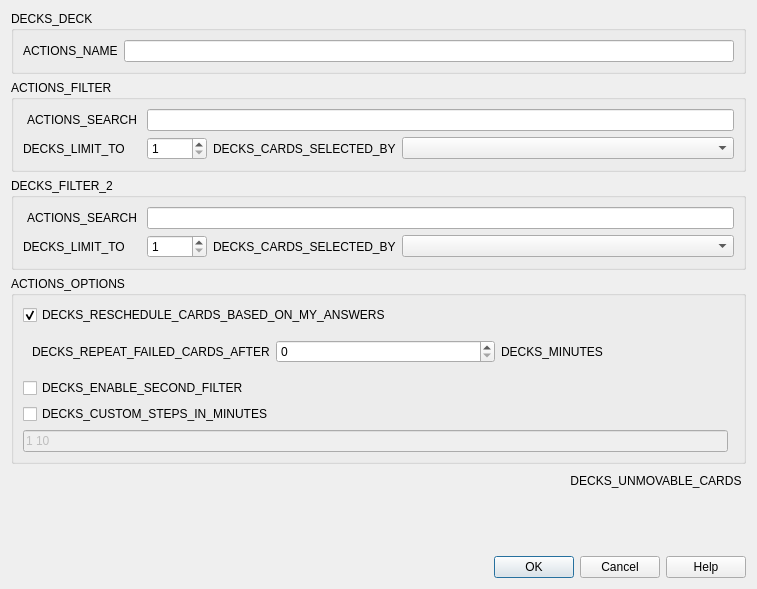
Old version of the form qt/aqt/forms/filtered_deck.ui in the repository ankitects/anki.
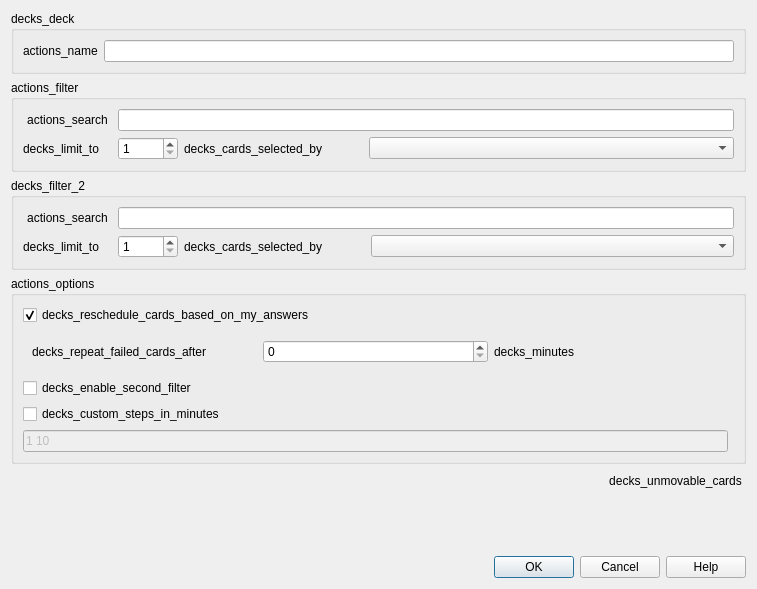
New version of the form.

Patch:
```diff
--- a/qt/aqt/forms/filtered_deck.ui
+++ b/qt/aqt/forms/filtered_deck.ui
@@ -17,7 +17,7 @@
    <item>
     <widget class="QGroupBox" name="groupBox_3">
      <property name="title">
-      <string>DECKS_DECK</string>
+      <string>decks_deck</string>
      </property>
      <layout class="QGridLayout" name="gridLayout_4">
       <item row="0" column="0">
@@ -29,7 +29,7 @@
          </sizepolicy>
         </property>
         <property name="text">
-         <string>ACTIONS_NAME</string>
+         <string>actions_name</string>
         </property>
        </widget>
       </item>
@@ -49,7 +49,7 @@
    <item>
     <widget class="QGroupBox" name="groupBox">
      <property name="title">
-      <string>ACTIONS_FILTER</string>
+      <string>actions_filter</string>
      </property>
      <layout class="QGridLayout" name="gridLayout">
       <item row="1" column="0">
@@ -67,7 +67,7 @@
          <string>SEARCH_VIEW_IN_BROWSER</string>
         </property>
         <property name="text">
-         <string>ACTIONS_SEARCH</string>
+         <string>actions_search</string>
         </property>
         <property name="autoDefault">
          <bool>false</bool>
@@ -105,14 +105,14 @@
       <item row="2" column="3">
        <widget class="QLabel" name="label">
         <property name="text">
-         <string>DECKS_CARDS_SELECTED_BY</string>
+         <string>decks_cards_selected_by</string>
         </property>
        </widget>
       </item>
       <item row="2" column="0">
        <widget class="QLabel" name="label_5">
         <property name="text">
-         <string>DECKS_LIMIT_TO</string>
+         <string>decks_limit_to</string>
         </property>
        </widget>
       </item>
@@ -122,7 +122,7 @@
    <item>
     <widget class="QGroupBox" name="filter2group">
      <property name="title">
-      <string>DECKS_FILTER_2</string>
+      <string>decks_filter_2</string>
      </property>
      <layout class="QGridLayout" name="gridLayout_3">
       <item row="0" column="1" colspan="4">
@@ -143,7 +143,7 @@
          <string>SEARCH_VIEW_IN_BROWSER</string>
         </property>
         <property name="text">
-         <string>ACTIONS_SEARCH</string>
+         <string>actions_search</string>
         </property>
         <property name="autoDefault">
          <bool>false</bool>
@@ -162,7 +162,7 @@
       <item row="1" column="0">
        <widget class="QLabel" name="label_6">
         <property name="text">
-         <string>DECKS_LIMIT_TO</string>
+         <string>decks_limit_to</string>
         </property>
        </widget>
       </item>
@@ -185,7 +185,7 @@
       <item row="1" column="2">
        <widget class="QLabel" name="label_4">
         <property name="text">
-         <string>DECKS_CARDS_SELECTED_BY</string>
+         <string>decks_cards_selected_by</string>
         </property>
        </widget>
       </item>
@@ -195,13 +195,13 @@
    <item>
     <widget class="QGroupBox" name="groupBox_2">
      <property name="title">
-      <string>ACTIONS_OPTIONS</string>
+      <string>actions_options</string>
      </property>
      <layout class="QGridLayout" name="gridLayout_2">
       <item row="0" column="0" colspan="2">
        <widget class="QCheckBox" name="resched">
         <property name="text">
-         <string>DECKS_RESCHEDULE_CARDS_BASED_ON_MY_ANSWERS</string>
+         <string>decks_reschedule_cards_based_on_my_answers</string>
         </property>
         <property name="checked">
          <bool>true</bool>
@@ -211,7 +211,7 @@
       <item row="2" column="0">
        <widget class="QCheckBox" name="secondFilter">
         <property name="text">
-         <string>DECKS_ENABLE_SECOND_FILTER</string>
+         <string>decks_enable_second_filter</string>
         </property>
        </widget>
       </item>
@@ -221,7 +221,7 @@
          <item>
           <widget class="QLabel" name="label_7">
            <property name="text">
-            <string>DECKS_REPEAT_FAILED_CARDS_AFTER</string>
+            <string>decks_repeat_failed_cards_after</string>
            </property>
           </widget>
          </item>
@@ -231,7 +231,7 @@
          <item>
           <widget class="QLabel" name="label_8">
            <property name="text">
-            <string>DECKS_MINUTES</string>
+            <string>decks_minutes</string>
            </property>
           </widget>
          </item>
@@ -251,7 +251,7 @@
       <item row="3" column="0">
        <widget class="QCheckBox" name="stepsOn">
         <property name="text">
-         <string>DECKS_CUSTOM_STEPS_IN_MINUTES</string>
+         <string>decks_custom_steps_in_minutes</string>
         </property>
        </widget>
       </item>
@@ -282,7 +282,7 @@
         <string>SEARCH_VIEW_IN_BROWSER</string>
        </property>
        <property name="text">
-        <string>DECKS_UNMOVABLE_CARDS</string>
+        <string>decks_unmovable_cards</string>
        </property>
        <property name="autoDefault">
         <bool>false</bool>
```
Left out of the diff: 6 changed lines with no effect on the pictures.
